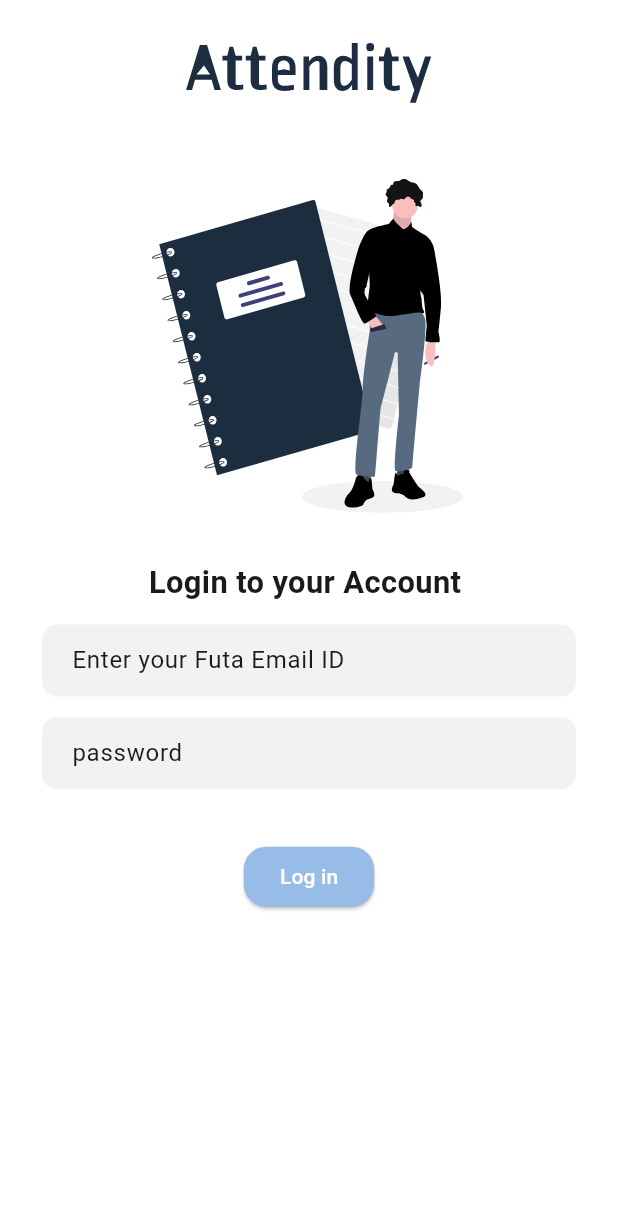
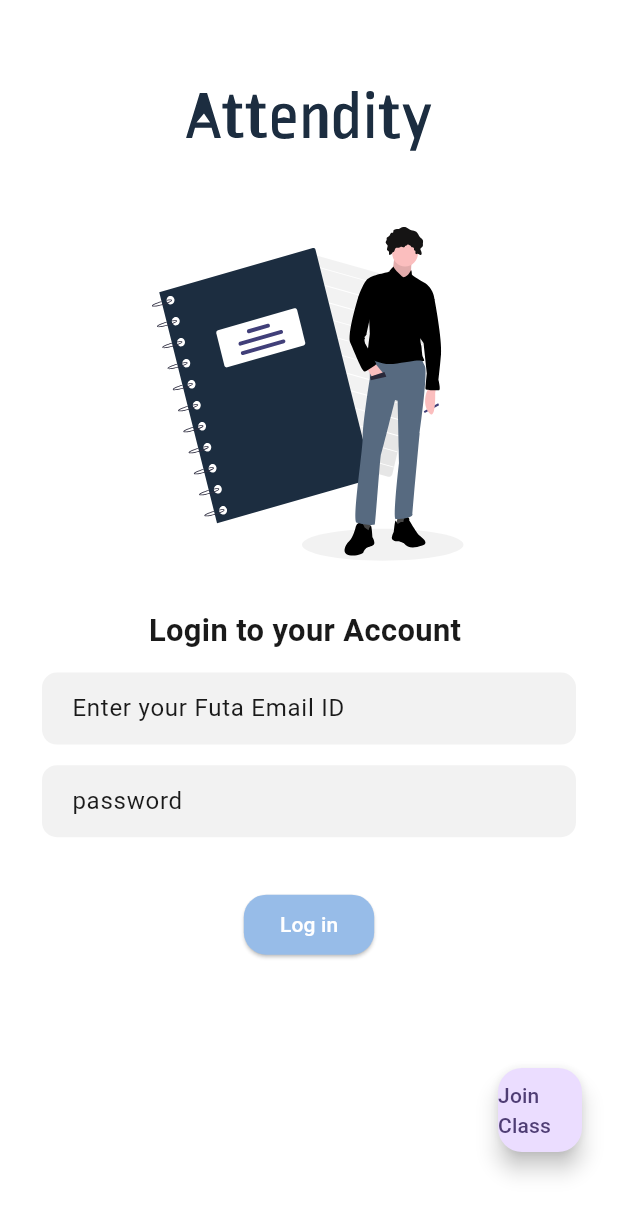
Before and after one commit to Adebayo2016/attendity, a Flutter app: the Login screen opened directly, on a phone screen of 412 x 824 dp. Shown: the top 1215 px of the screen. Run offline on Flutter 3.47's test engine with Material 3 defaults, Android fonts, the light colour scheme and no system bars; our stand-ins replace cloud_firestore, firebase_auth, firebase_core, flutter_easyloading, flutter_screenutil, flutter_svg and 4 more; missing offline and left inert: flutter_initicon, qr_code_scanner; accounts and stored records are empty.

Commit message:
updated attendance

```diff
--- a/lib/views/login.dart
+++ b/lib/views/login.dart
@@ -1,4 +1,5 @@
 import 'package:attendity/controller/LoginController/login_Controller.dart';
+import 'package:attendity/views/students/JoinClass.dart';
 import 'package:flutter/material.dart';
 import 'package:flutter_screenutil/flutter_screenutil.dart';
 import 'package:flutter_svg/flutter_svg.dart';
@@ -17,10 +18,18 @@ class _LoginState extends State<Login> {
   @override
   Widget build(BuildContext context) {
     return Padding(
-      padding: const EdgeInsets.all(8.0),
+      padding: const EdgeInsets.symmetric(vertical: 40,horizontal: 8),
       child: Scaffold(
+        floatingActionButton:  FloatingActionButton(
+          onPressed: () {
+            Get.to(() => JoinQRCodeScannerPage());
+          },
+          child:Text('Join Class'),
+        ),
       backgroundColor: Colors.white,
-      body: Column(
+      body: SingleChildScrollView(
+        scrollDirection: Axis.vertical,
+        child: Column(
         //mainAxisAlignment: MainAxisAlignment.center,
         children:  [
           SizedBox(height: 20,),
@@ -140,6 +149,7 @@ class _LoginState extends State<Login> {
         ],
         ),
       ),
+    ),
     );
   }
 }
```
Lines whose indentation alone changed are shown as unchanged.
